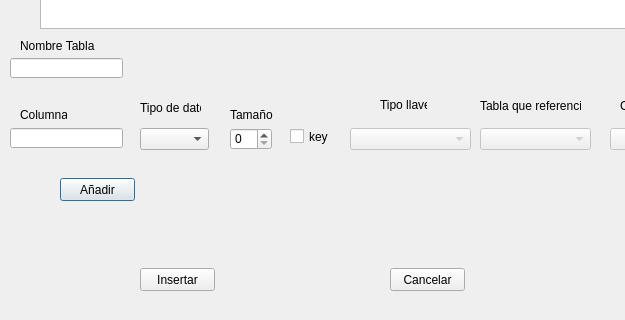
Qt form interfaces/insertar_tabla.ui (EMACC99/distributed-database-exersice) before a commit; both pictures show x 0 to 625 and y 172 to 492 of the 764 by 492 pixel window.
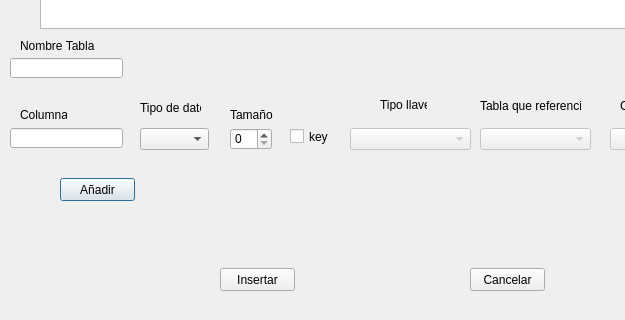
The same form after that commit.

Diff of the .ui file:
```diff
--- a/interfaces/insertar_tabla.ui
+++ b/interfaces/insertar_tabla.ui
@@ -32,7 +32,7 @@
   <widget class="QPushButton" name="pushButton_2">
    <property name="geometry">
     <rect>
-     <x>140</x>
+     <x>220</x>
      <y>440</y>
      <width>75</width>
      <height>23</height>
@@ -45,7 +45,7 @@
   <widget class="QPushButton" name="pushButton_3">
    <property name="geometry">
     <rect>
-     <x>390</x>
+     <x>470</x>
      <y>440</y>
      <width>75</width>
      <height>23</height>
```
